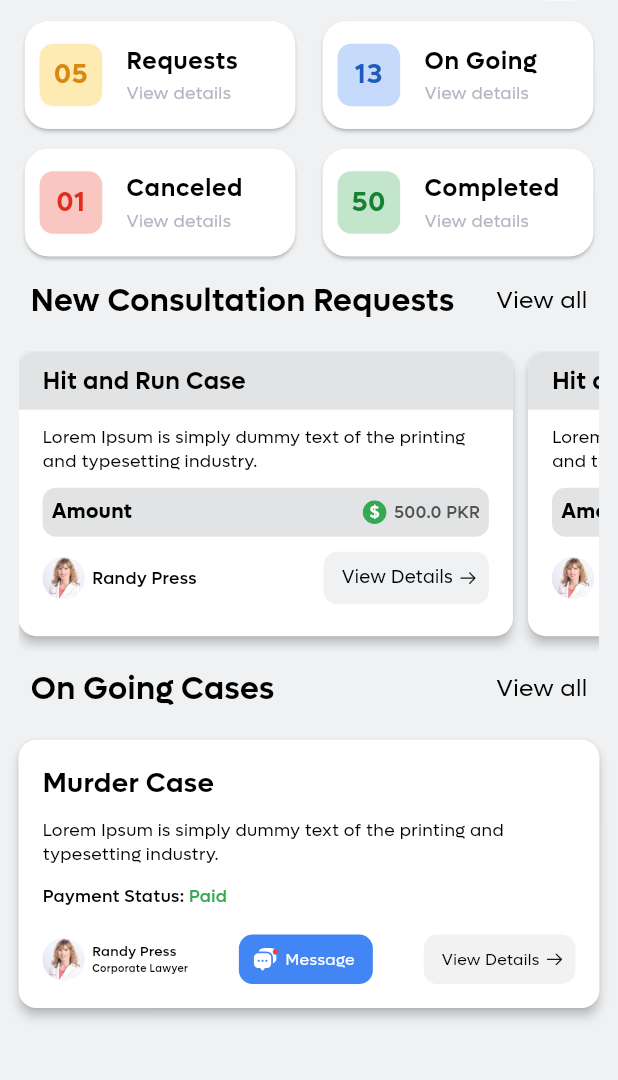
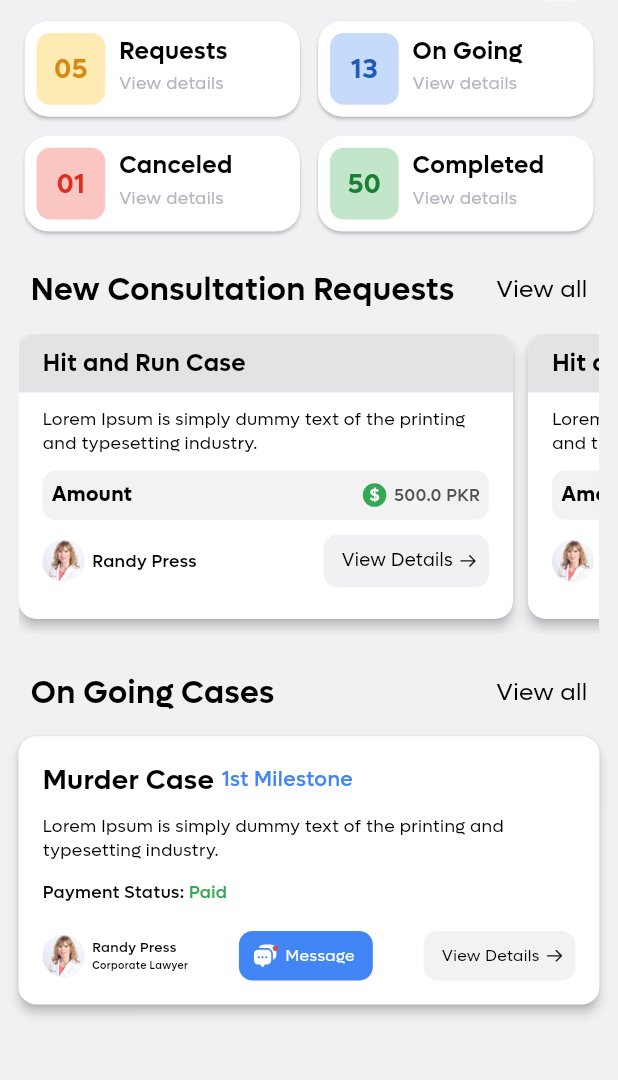
Before and after one commit to ibrahimsm83/casekarao, a Flutter app: the HomeLawyerScreen screen opened directly, on a phone screen of 412 x 824 dp, the part 108-1188 px from its top. Run offline on Flutter 3.47's test engine with Material 3 defaults, Android fonts, the phone set to English and light mode, and no system bars; our stand-ins replace another_flushbar, flutter_rating, flutter_screenutil, flutter_svg, get, image_picker and 3 more; missing offline and left inert: dart:ffi.

Commit message:
Ui isses fixed on lawyer sides.

```diff
--- a/lib/model/status_list_data.dart
+++ b/lib/model/status_list_data.dart
@@ -1,9 +1,6 @@
-
-
 import '../export_casekarao.dart';
 
 class DataList {
-
   static List<PendingStatusItemModel> pendingList = [
     PendingStatusItemModel(
       title: AppStrings.kHitAndRunCase,
@@ -88,78 +85,223 @@ class DataList {
       userImage: ImageAssets.userImage,
       userName: "Randy Press",
       paymentStatus: AppStrings.kPaid,
-     mileStoneExpiry: "7", lowyerTitle: '',
-   ),   OnGoingStatusItemModel(
+      mileStoneExpiry: "7",
+      lowyerTitle: '1st Milestone',
+    ),
+    OnGoingStatusItemModel(
       title: AppStrings.kMurderCase,
       title2: AppStrings.k1stMilestone,
       subtitle: AppStrings.kLoremIpsum,
       userImage: ImageAssets.userImage,
       userName: "Randy Press",
       paymentStatus: AppStrings.kPaid,
-     mileStoneExpiry: "12", lowyerTitle: '',
-   ),   OnGoingStatusItemModel(
+      mileStoneExpiry: "12",
+      lowyerTitle: '1st Milestone',
+    ),
+    OnGoingStatusItemModel(
       title: AppStrings.kMurderCase,
       title2: AppStrings.k1stMilestone,
       subtitle: AppStrings.kLoremIpsum,
       userImage: ImageAssets.userImage,
       userName: "Randy Press",
       paymentStatus: AppStrings.kPending,
-     mileStoneExpiry: "2", lowyerTitle: '',
-   ),   OnGoingStatusItemModel(
+      mileStoneExpiry: "2",
+      lowyerTitle: '1st Milestone',
+    ),
+    OnGoingStatusItemModel(
       title: AppStrings.kMurderCase,
       title2: AppStrings.k1stMilestone,
       subtitle: AppStrings.kLoremIpsum,
       userImage: ImageAssets.userImage,
       userName: "Randy Press",
       paymentStatus: AppStrings.kPending,
-     mileStoneExpiry: "2", lowyerTitle: '',
-   ),   OnGoingStatusItemModel(
+      mileStoneExpiry: "2",
+      lowyerTitle: '1st Milestone',
+    ),
+    OnGoingStatusItemModel(
       title: AppStrings.kMurderCase,
       title2: AppStrings.k1stMilestone,
       subtitle: AppStrings.kLoremIpsum,
       userImage: ImageAssets.userImage,
       userName: "Randy Press",
       paymentStatus: AppStrings.kPending,
-     mileStoneExpiry: "2", lowyerTitle: '',
+      mileStoneExpiry: "2",
+      lowyerTitle: '1st Milestone',
     ),
   ];
 
   ///CaseDetails data list
-static List<CaseDetailsModel> caseDetailsList=[
-  CaseDetailsModel(mileStoneNumber: "1st Milestone",mileStoneStatus: "Milestone Completed",caseName: "Case Initialization",caseDesc: AppStrings.kLoremIpsumIsSimplyDummy,),
-  CaseDetailsModel(mileStoneNumber: "2nd Milestone",mileStoneStatus: "Milestone Completed",caseName: "Case Initialization",caseDesc: AppStrings.kLoremIpsumIsSimplyDummy,),
-  CaseDetailsModel(mileStoneNumber: "3rd Milestone",mileStoneStatus: "Milestone Completed",caseName: "Case Initialization",caseDesc: AppStrings.kLoremIpsumIsSimplyDummy,),
-  CaseDetailsModel(mileStoneNumber: "4th Milestone",mileStoneStatus: "Milestone Completed",caseName: "Case Initialization",caseDesc: AppStrings.kLoremIpsumIsSimplyDummy,),
-  CaseDetailsModel(mileStoneNumber: "5th Milestone",mileStoneStatus: "Milestone Pending",caseName: "Case Initialization",caseDesc: AppStrings.kLoremIpsumIsSimplyDummy,),
+  static List<CaseDetailsModel> caseDetailsList = [
+    CaseDetailsModel(
+      mileStoneNumber: "1st Milestone",
+      mileStoneStatus: "Milestone Completed",
+      caseName: "Case Initialization",
+      caseDesc: AppStrings.kLoremIpsumIsSimplyDummy,
+    ),
+    CaseDetailsModel(
+      mileStoneNumber: "2nd Milestone",
+      mileStoneStatus: "Milestone Completed",
+      caseName: "Case Initialization",
+      caseDesc: AppStrings.kLoremIpsumIsSimplyDummy,
+    ),
+    CaseDetailsModel(
+      mileStoneNumber: "3rd Milestone",
+      mileStoneStatus: "Milestone Completed",
+      caseName: "Case Initialization",
+      caseDesc: AppStrings.kLoremIpsumIsSimplyDummy,
+    ),
+    CaseDetailsModel(
+      mileStoneNumber: "4th Milestone",
+      mileStoneStatus: "Milestone Completed",
+      caseName: "Case Initialization",
+      caseDesc: AppStrings.kLoremIpsumIsSimplyDummy,
+    ),
+    CaseDetailsModel(
+      mileStoneNumber: "5th Milestone",
+      mileStoneStatus: "Milestone Pending",
+      caseName: "Case Initialization",
+      caseDesc: AppStrings.kLoremIpsumIsSimplyDummy,
+    ),
   ];
+
   ///Recent Activity data List
 
- static List<RecentActivityModel> recentActivityList=[
-   RecentActivityModel(title: "Evans Richard", subtitle: "Murder Case", milestone: "1st Milestone", userImage: ImageAssets.userImage, receivedAmount: 500, amountStatus: "Received"),
-   RecentActivityModel(title: "Evans Richard", subtitle: "Murder Case", milestone: "1st Milestone", userImage: ImageAssets.userImage, receivedAmount: 500, amountStatus: "Received"),
-   RecentActivityModel(title: "Evans Richard", subtitle: "Murder Case", milestone: "1st Milestone", userImage: ImageAssets.userImage, receivedAmount: 500, amountStatus: "Received"),
-   RecentActivityModel(title: "Evans Richard", subtitle: "Murder Case", milestone: "1st Milestone", userImage: ImageAssets.userImage, receivedAmount: 500, amountStatus: "Received"),
-   RecentActivityModel(title: "Evans Richard", subtitle: "Murder Case", milestone: "1st Milestone", userImage: ImageAssets.userImage, receivedAmount: 500, amountStatus: "Received"),
-   RecentActivityModel(title: "Evans Richard", subtitle: "Murder Case", milestone: "1st Milestone", userImage: ImageAssets.userImage, receivedAmount: 500, amountStatus: "Received"),
-   RecentActivityModel(title: "Evans Richard", subtitle: "Murder Case", milestone: "1st Milestone", userImage: ImageAssets.userImage, receivedAmount: 500, amountStatus: "Received"),
+  static List<RecentActivityModel> recentActivityList = [
+    RecentActivityModel(
+      title: "Evans Richard",
+      subtitle: "Murder Case",
+      milestone: "1st Milestone",
+      userImage: ImageAssets.userImage,
+      receivedAmount: 500,
+      amountStatus: "Received",
+    ),
+    RecentActivityModel(
+      title: "Evans Richard",
+      subtitle: "Murder Case",
+      milestone: "1st Milestone",
+      userImage: ImageAssets.userImage,
+      receivedAmount: 500,
+      amountStatus: "Received",
+    ),
+    RecentActivityModel(
+      title: "Evans Richard",
+      subtitle: "Murder Case",
+      milestone: "1st Milestone",
+      userImage: ImageAssets.userImage,
+      receivedAmount: 500,
+      amountStatus: "Received",
+    ),
+    RecentActivityModel(
+      title: "Evans Richard",
+      subtitle: "Murder Case",
+      milestone: "1st Milestone",
+      userImage: ImageAssets.userImage,
+      receivedAmount: 500,
+      amountStatus: "Received",
+    ),
+    RecentActivityModel(
+      title: "Evans Richard",
+      subtitle: "Murder Case",
+      milestone: "1st Milestone",
+      userImage: ImageAssets.userImage,
+      receivedAmount: 500,
+      amountStatus: "Received",
+    ),
+    RecentActivityModel(
+      title: "Evans Richard",
+      subtitle: "Murder Case",
+      milestone: "1st Milestone",
+      userImage: ImageAssets.userImage,
+      receivedAmount: 500,
+      amountStatus: "Received",
+    ),
+    RecentActivityModel(
+      title: "Evans Richard",
+      subtitle: "Murder Case",
+      milestone: "1st Milestone",
+      userImage: ImageAssets.userImage,
+      receivedAmount: 500,
+      amountStatus: "Received",
+    ),
   ];
 
- static List<UserMessageModel> userMessageList=[
-   UserMessageModel(title: "Charlie Franci", subtitle: "How are you doing?", userImage: ImageAssets.userImage, messageCount: 2, dateTime: "Today"),
-   UserMessageModel(title: "Nolan Baptista", subtitle: "How are you doing?", userImage: ImageAssets.userImage, messageCount: 0, dateTime: "3:23 pm"),
-   UserMessageModel(title: "Gustavo Culhane", subtitle: "How are you doing?", userImage: ImageAssets.userImage, messageCount: 0, dateTime: "2:12 pm"),
-   UserMessageModel(title: "Zaire Franci", subtitle: "How are you doing?", userImage: ImageAssets.userImage, messageCount: 0, dateTime: "Wednesday"),
-   UserMessageModel(title: "Roger Stanton", subtitle: "How are you doing?", userImage: ImageAssets.userImage, messageCount: 0, dateTime: "Friday"),
-   UserMessageModel(title: "Cristofer Septimus", subtitle: "How are you doing?", userImage: ImageAssets.userImage, messageCount: 0, dateTime: "Saturday"),
-
+  static List<UserMessageModel> userMessageList = [
+    UserMessageModel(
+      title: "Charlie Franci",
+      subtitle: "How are you doing?",
+      userImage: ImageAssets.userImage,
+      messageCount: 2,
+      dateTime: "Today",
+    ),
+    UserMessageModel(
+      title: "Nolan Baptista",
+      subtitle: "How are you doing?",
+      userImage: ImageAssets.userImage,
+      messageCount: 0,
+      dateTime: "3:23 pm",
+    ),
+    UserMessageModel(
+      title: "Gustavo Culhane",
+      subtitle: "How are you doing?",
+      userImage: ImageAssets.userImage,
+      messageCount: 0,
+      dateTime: "2:12 pm",
+    ),
+    UserMessageModel(
+      title: "Zaire Franci",
+      subtitle: "How are you doing?",
+      userImage: ImageAssets.userImage,
+      messageCount: 0,
+      dateTime: "Wednesday",
+    ),
+    UserMessageModel(
+      title: "Roger Stanton",
+      subtitle: "How are you doing?",
+      userImage: ImageAssets.userImage,
+      messageCount: 0,
+      dateTime: "Friday",
+    ),
+    UserMessageModel(
+      title: "Cristofer Septimus",
+      subtitle: "How are you doing?",
+      userImage: ImageAssets.userImage,
+      messageCount: 0,
+      dateTime: "Saturday",
+    ),
   ];
 
-
- static List<RecentActivityModel> payoutDetailsList=[
-   RecentActivityModel(title: "Evans Richard", subtitle: "Murder Case", milestone: "Case Completed", userImage: ImageAssets.userImage, receivedAmount: 500, amountStatus: "Transfared"),
-   RecentActivityModel(title: "Evans Richard", subtitle: "Murder Case", milestone: "Case Completed", userImage: ImageAssets.userImage, receivedAmount: 500, amountStatus: "Transfared"),
-   RecentActivityModel(title: "Evans Richard", subtitle: "Murder Case", milestone: "Case Completed", userImage: ImageAssets.userImage, receivedAmount: 500, amountStatus: "Transfared"),
-   RecentActivityModel(title: "Evans Richard", subtitle: "Murder Case", milestone: "Case Completed", userImage: ImageAssets.userImage, receivedAmount: 500, amountStatus: "Transfared"),
-
+  static List<RecentActivityModel> payoutDetailsList = [
+    RecentActivityModel(
+      title: "Evans Richard",
+      subtitle: "Murder Case",
+      milestone: "Case Completed",
+      userImage: ImageAssets.userImage,
+      receivedAmount: 500,
+      amountStatus: "Transfared",
+    ),
+    RecentActivityModel(
+      title: "Evans Richard",
+      subtitle: "Murder Case",
+      milestone: "Case Completed",
+      userImage: ImageAssets.userImage,
+      receivedAmount: 500,
+      amountStatus: "Transfared",
+    ),
+    RecentActivityModel(
+      title: "Evans Richard",
+      subtitle: "Murder Case",
+      milestone: "Case Completed",
+      userImage: ImageAssets.userImage,
+      receivedAmount: 500,
+      amountStatus: "Transfared",
+    ),
+    RecentActivityModel(
+      title: "Evans Richard",
+      subtitle: "Murder Case",
+      milestone: "Case Completed",
+      userImage: ImageAssets.userImage,
+      receivedAmount: 500,
+      amountStatus: "Transfared",
+    ),
   ];
 }
--- a/lib/presentation/dashboard/home_lawyer_screen.dart
+++ b/lib/presentation/dashboard/home_lawyer_screen.dart
@@ -52,7 +52,7 @@ class _HomeLawyerScreenState extends State<HomeLawyerScreen> {
                   },
                 ),
               ),
-              const SizedBox(height: 05),
+              SizedBox(height: 4.h),
               _buildStatusRow(
                 firstStatus: StatusItem(
                   title: AppStrings.kCanceled,
@@ -81,7 +81,7 @@ class _HomeLawyerScreenState extends State<HomeLawyerScreen> {
                   },
                 ),
               ),
-              const SizedBox(height: 10),
+              const SizedBox(height: 20),
               rowText(
                 text1: AppStrings.kNewConsultationRequests,
                 text2: AppStrings.kViewAll,
@@ -92,7 +92,7 @@ class _HomeLawyerScreenState extends State<HomeLawyerScreen> {
                   );
                 },
               ),
-              SizedBox(height: 16.h),
+              SizedBox(height: 12.h),
               SizedBox(
                 height: 200,
                 child: ListView.separated(
@@ -115,7 +115,7 @@ class _HomeLawyerScreenState extends State<HomeLawyerScreen> {
                   },
                 ),
               ),
-              const SizedBox(height: 10),
+              SizedBox(height: 20.h),
               rowText(
                 text1: AppStrings.kOnGoingCases,
                 text2: AppStrings.kViewAll,
@@ -126,7 +126,7 @@ class _HomeLawyerScreenState extends State<HomeLawyerScreen> {
                   );
                 },
               ),
-              SizedBox(height: 16.h),
+              SizedBox(height: 12.h),
               OnGoingStatusCard(
                 status: DataList.onGoingList[0],
                 onDetailsTap: () {
@@ -227,25 +227,75 @@ class _HomeLawyerScreenState extends State<HomeLawyerScreen> {
     return Row(
       children: [
         Expanded(child: _buildStatusTile(firstStatus)),
-        const SizedBox(width: 10), // Space between tiles
+        const SizedBox(width: 4), // Space between tiles
         Expanded(child: _buildStatusTile(secondStatus)),
       ],
     );
   }
 
   /// Builds an individual status tile with a rounded card and ListTile
+  // Widget _buildStatusTile(StatusItem status) {
+  //   return Card(
+  //     color: ColorManager.kWhiteColor,
+  //     shape: RoundedRectangleBorder(
+  //       borderRadius: BorderRadius.circular(AppSize.s14.r),
+  //     ),
+  //     child:
+  //     ListTile(
+  //       contentPadding: EdgeInsets.only(left: 10.0),
+  //       onTap: status.onTap,
+  //       leading: Container(
+  //         height: 40.h,
+  //         width: 40.w,
+  //         decoration: BoxDecoration(
+  //           borderRadius: BorderRadius.circular(8.r),
+  //           color: status.countBgColor.withOpacity(0.3),
+  //         ),
+  //         child: Center(
+  //           child: Text(
+  //             status.count,
+  //             textAlign: TextAlign.center,
+  //             style: getsemiboldStyle(
+  //               color: status.countTextColor,
+  //               fontSize: ScreenUtil().setSp(AppSize.s16),
+  //             ),
+  //           ),
+  //         ),
+  //       ),
+  //       title: Text(
+  //         status.title,
+  //         style: getsemiboldStyle(
+  //           color: ColorManager.primary,
+  //           fontSize: ScreenUtil().setSp(AppSize.s14),
+  //         ),
+  //       ),
+  //       subtitle: Text(
+  //         status.subtitle,
+  //         style: getRegularStyle(
+  //           color: ColorManager.kGreyColor,
+  //           fontSize: ScreenUtil().setSp(AppSize.s10),
+  //         ),
+  //       ),
+  //     ),
+  //   );
+  // }
+
   Widget _buildStatusTile(StatusItem status) {
-    return Card(
+    return GestureDetector(
+      onTap: status.onTap,
+      child: Card(
         color: ColorManager.kWhiteColor,
         shape: RoundedRectangleBorder(
           borderRadius: BorderRadius.circular(AppSize.s14.r),
         ),
-      child: ListTile(
-        contentPadding: EdgeInsets.only(left: 10.0),
-        onTap: status.onTap,
-        leading: Container(
-          height: 35.h,
-          width: 35.h,
+        child: Padding(
+          padding: EdgeInsets.only(left: 8.0, top: 8.0, bottom: 8.0),
+          child: Row(
+            crossAxisAlignment: CrossAxisAlignment.start,
+            children: [
+              Container(
+                height: 40.h,
+                width: 40.w,
                 decoration: BoxDecoration(
                   borderRadius: BorderRadius.circular(8.r),
                   color: status.countBgColor.withOpacity(0.3),
@@ -261,20 +311,32 @@ class _HomeLawyerScreenState extends State<HomeLawyerScreen> {
                   ),
                 ),
               ),
-        title: Text(
+              SizedBox(width: 8.w),
+              Expanded(
+                child: Column(
+                  crossAxisAlignment: CrossAxisAlignment.start,
+                  children: [
+                    Text(
                       status.title,
                       style: getsemiboldStyle(
                         color: ColorManager.primary,
                         fontSize: ScreenUtil().setSp(AppSize.s14),
                       ),
                     ),
-        subtitle: Text(
+                    SizedBox(height: 2.h),
+                    Text(
                       status.subtitle,
                       style: getRegularStyle(
                         color: ColorManager.kGreyColor,
                         fontSize: ScreenUtil().setSp(AppSize.s10),
                       ),
                     ),
+                  ],
+                ),
+              ),
+            ],
+          ),
+        ),
       ),
     );
   }
--- a/lib/widgets/pending_status_card.dart
+++ b/lib/widgets/pending_status_card.dart
@@ -65,7 +65,7 @@ class PendingStatusCard extends StatelessWidget {
                 ),
                 child: AmountBarWidget(
                   amount: 500.00,
-                  backGroundColor: ColorManager.kTitleBgColor,
+                  backGroundColor: ColorManager.kAmountBarBgColor,
                   fontSize: FontSize.s12,
                 ),
               ),
```
Also changed, not shown: lib/presentation/case_details_screen/case_details_screen.dart (+9 -8 lines), lib/presentation/case_list_screen/canceled_screen.dart (+0 -26 lines), lib/presentation/consultation_requests_details_screen/consultation_requests_details_screen.dart (+23 -11 lines), lib/presentation/create_milestones_screen/create_milestones_screen.dart (+67 -37 lines), lib/presentation/dashboard/earnings_lawyer_screen.dart (+4 -4 lines), lib/widgets/user_info_widget.dart (+6 -6 lines). Lines whose indentation alone changed are shown as unchanged.
